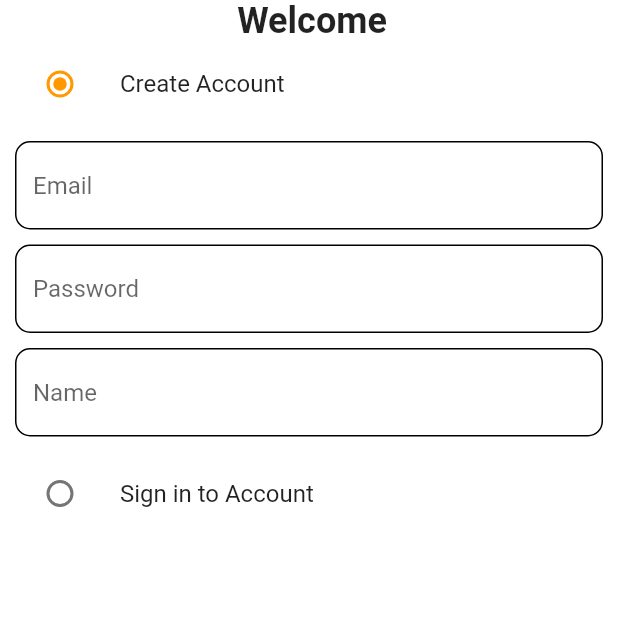
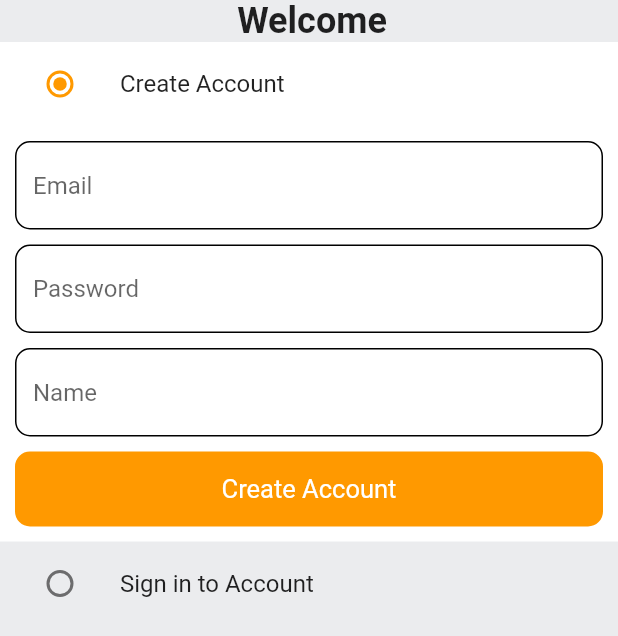
Before and after one commit to matifpervaizofficial/Amazon-Clone, a Flutter app: the screen it shows after launch, on a phone screen of 412 x 824 dp. Shown: the top 636 px of the screen. Run offline on Flutter 3.47's test engine with Material 2 defaults, Android fonts, the phone set to English and light mode, and no system bars; our stand-ins replace velocity_x.

Commit message:
Node Setup

```diff
--- a/lib/constants/widgets/custombutton.dart
+++ b/lib/constants/widgets/custombutton.dart
@@ -0,0 +1,45 @@
+import 'package:flutter/material.dart';
+
+class CustomButton extends StatelessWidget {
+  final double height;
+  final double width;
+  final Color color;
+  final double BorderRadiusvalue;
+  final VoidCallback ontap;
+  final String title;
+  final double textsize;
+  const CustomButton({
+    Key? key,
+    required this.height,
+    required this.width,
+    required this.color,
+    required this.BorderRadiusvalue,
+    required this.ontap,
+    required this.title,
+    required this.textsize,
+  }) : super(key: key);
+
+  @override
+  Widget build(BuildContext context) {
+    return GestureDetector(
+      onTap: ontap,
+      child: Container(
+        decoration: BoxDecoration(
+            color: color,
+            borderRadius: BorderRadius.circular(BorderRadiusvalue),
+            border: Border.all(
+              color: color,
+              width: 2,
+            )),
+        height: height,
+        width: width,
+        child: Center(
+            child: Text(title,
+                style: TextStyle(
+                  fontSize: textsize,
+                  color: Colors.white,
+                ))),
+      ),
+    );
+  }
+}
--- a/lib/features/auth/screens/authscreen.dart
+++ b/lib/features/auth/screens/authscreen.dart
@@ -1,6 +1,7 @@
 // ignore_for_file: prefer_const_constructors
 
 import 'package:amazonclone/constants/colors.dart';
+import 'package:amazonclone/constants/widgets/custombutton.dart';
 import 'package:amazonclone/constants/widgets/textfield.dart';
 import 'package:flutter/material.dart';
 import 'package:velocity_x/velocity_x.dart';
@@ -40,6 +41,7 @@ class _AuthScreenState extends State<AuthScreen> {
   @override
   Widget build(BuildContext context) {
     return Scaffold(
+      backgroundColor: GlobalColors.greyBackgroundCOlor,
       body: SafeArea(
         child: Column(
           children: [
@@ -48,6 +50,9 @@ class _AuthScreenState extends State<AuthScreen> {
               style: TextStyle(fontSize: 24, fontWeight: FontWeight.bold),
             ).pOnly(left: 10),
             ListTile(
+              tileColor: _auth == Auth.signup
+                  ? GlobalColors.backgroundColor
+                  : GlobalColors.greyBackgroundCOlor,
               title: Text("Create Account"),
               leading: Radio(
                 activeColor: GlobalColors.secondaryColor,
@@ -61,9 +66,10 @@ class _AuthScreenState extends State<AuthScreen> {
               ),
             ),
             if (_auth == Auth.signup)
-              (Form(
-                key: _signupformkey,
-                child: Container(
+              Container(
+                color: GlobalColors.backgroundColor,
+                child: (Form(
+                  key: _signupformkey,
                   child: Column(
                     children: [
                       CustomTextfield(
@@ -78,12 +84,27 @@ class _AuthScreenState extends State<AuthScreen> {
                         height: 10,
                       ),
                       CustomTextfield(
-                          hinttext: "Name", addcontroller: _nameController)
+                          hinttext: "Name", addcontroller: _nameController),
+                      SizedBox(
+                        height: 10,
+                      ),
+                      CustomButton(
+                        height: 50,
+                        width: 500,
+                        BorderRadiusvalue: 10,
+                        color: GlobalColors.secondaryColor,
+                        ontap: () {},
+                        textsize: 17,
+                        title: "Create Account",
+                      )
                     ],
-                  ),
-                ).p(10),
-              )),
+                  ).p(10),
+                )),
+              ),
             ListTile(
+              tileColor: _auth == Auth.signin
+                  ? GlobalColors.backgroundColor
+                  : GlobalColors.greyBackgroundCOlor,
               title: Text("Sign in to Account"),
               leading: Radio(
                 activeColor: GlobalColors.secondaryColor,
@@ -96,6 +117,37 @@ class _AuthScreenState extends State<AuthScreen> {
                 },
               ),
             ),
+            if (_auth == Auth.signin)
+              (Container(
+                color: GlobalColors.backgroundColor,
+                child: (Form(
+                  key: _signinformkey,
+                  child: Column(
+                    children: [
+                      CustomTextfield(
+                          hinttext: "Email", addcontroller: _emailController),
+                      SizedBox(
+                        height: 10,
+                      ),
+                      CustomTextfield(
+                          hinttext: "Password",
+                          addcontroller: _passwordController),
+                      SizedBox(
+                        height: 10,
+                      ),
+                      CustomButton(
+                        height: 50,
+                        width: 500,
+                        BorderRadiusvalue: 10,
+                        color: GlobalColors.secondaryColor,
+                        ontap: () {},
+                        textsize: 17,
+                        title: "Create Account",
+                      )
+                    ],
+                  ).p(10),
+                )),
+              )),
           ],
         ),
       ),
```
Also changed, not shown: 2 other files.
